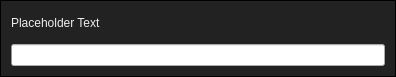
The window that src/dialogs/progressdialog.ui (jahshaka/Studio) describes before a commit, drawn with Qt 5.
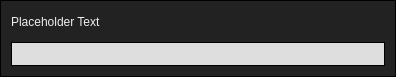
The same window after the commit.

Commit message: Update splash, physics scene and progress bar stylesheet

What changed in the file:
```diff
--- a/src/dialogs/progressdialog.ui
+++ b/src/dialogs/progressdialog.ui
@@ -19,16 +19,17 @@
 }
 
 QProgressBar {
-	color: #EEE;
-}
+     border: 1px solid black;
+     background-color: #DEDEDE;
+ }
+
+ QProgressBar::chunk {
+     background-color: #3498db;
+ }
 
 #ProgressDialog {
 	background: #222;
 	border: 1px solid black;
-}
-
-#progressBar {
-	/*color: #DEDEDE;*/
 }</string>
   </property>
   <layout class="QVBoxLayout" name="verticalLayout">
```
The commit also changes 4 other files.
